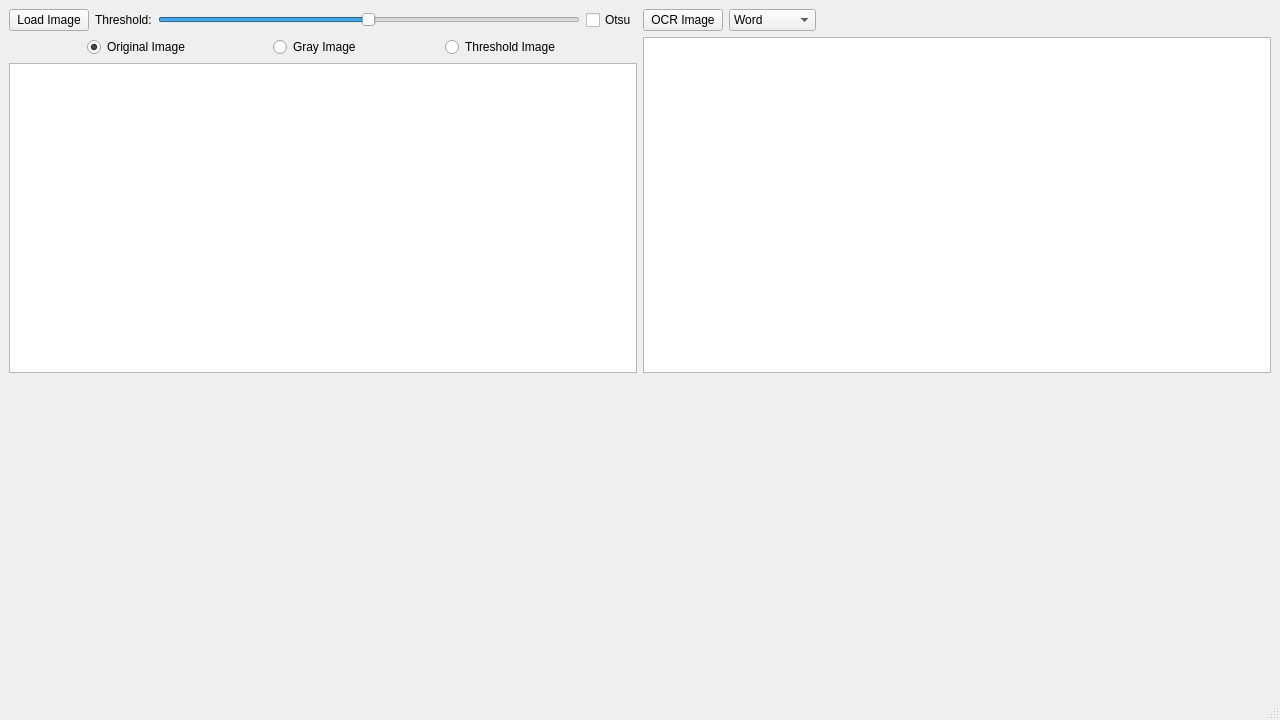
First picture: the form in gui/mainwindow.ui, repository MorganGrundy/MenuParseroo, before the edit.
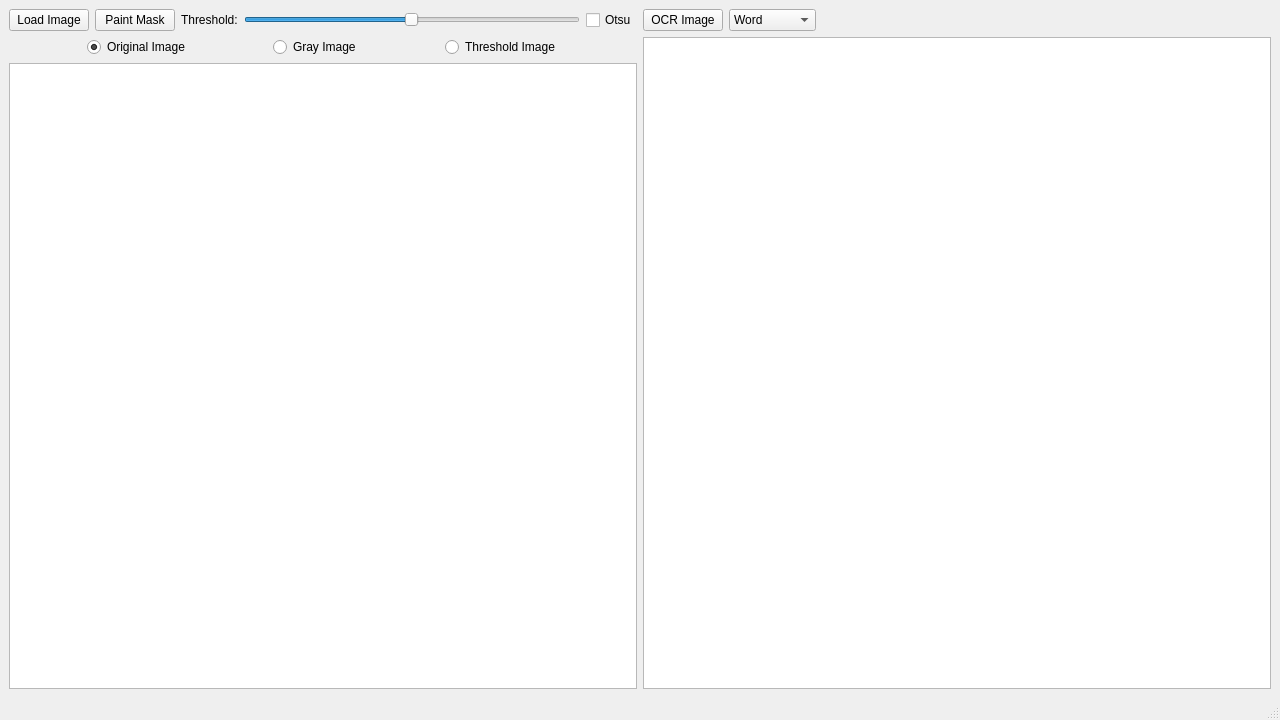
Second picture: the form after the edit. Custom widgets are drawn as their Qt base class.

Commit message:
Can remove parts of image with simple paint tools (#1)
Moved MaskPainter to MaskPainterDialog.

No longer using QPainter for drawing on image because I just couldn't
get it to work properly. Instead just manually setting pixel alphas.
(Also means only a single QImage is needed rather than two)

Seems like the painter now draws slightly faster too.

Added ImageUtility::qImageToMat for converting 4-channel QImage to 3-
channel cv::Mat.

```diff
--- a/gui/mainwindow.ui
+++ b/gui/mainwindow.ui
@@ -52,6 +52,13 @@
         </property>
        </widget>
       </item>
+      <item>
+       <widget class="QPushButton" name="pushPaintMask">
+        <property name="text">
+         <string>Paint Mask</string>
+        </property>
+       </widget>
+      </item>
       <item>
        <widget class="QLabel" name="label">
         <property name="text">
@@ -243,16 +250,6 @@
       </item>
      </layout>
     </item>
-    <item row="4" column="1">
-     <widget class="MaskPainter" name="widget" native="true">
-      <property name="sizePolicy">
-       <sizepolicy hsizetype="Preferred" vsizetype="Expanding">
-        <horstretch>0</horstretch>
-        <verstretch>0</verstretch>
-       </sizepolicy>
-      </property>
-     </widget>
-    </item>
    </layout>
   </widget>
   <widget class="QMenuBar" name="menubar">
@@ -273,12 +270,6 @@
    <extends>QGraphicsView</extends>
    <header>ocrgraphicsview.h</header>
   </customwidget>
-  <customwidget>
-   <class>MaskPainter</class>
-   <extends>QWidget</extends>
-   <header>maskpainter.h</header>
-   <container>1</container>
-  </customwidget>
  </customwidgets>
  <resources/>
  <connections>
```
Left out of the diff: 37 changed lines with no effect on the pictures. The commit also changes 11 other files.
